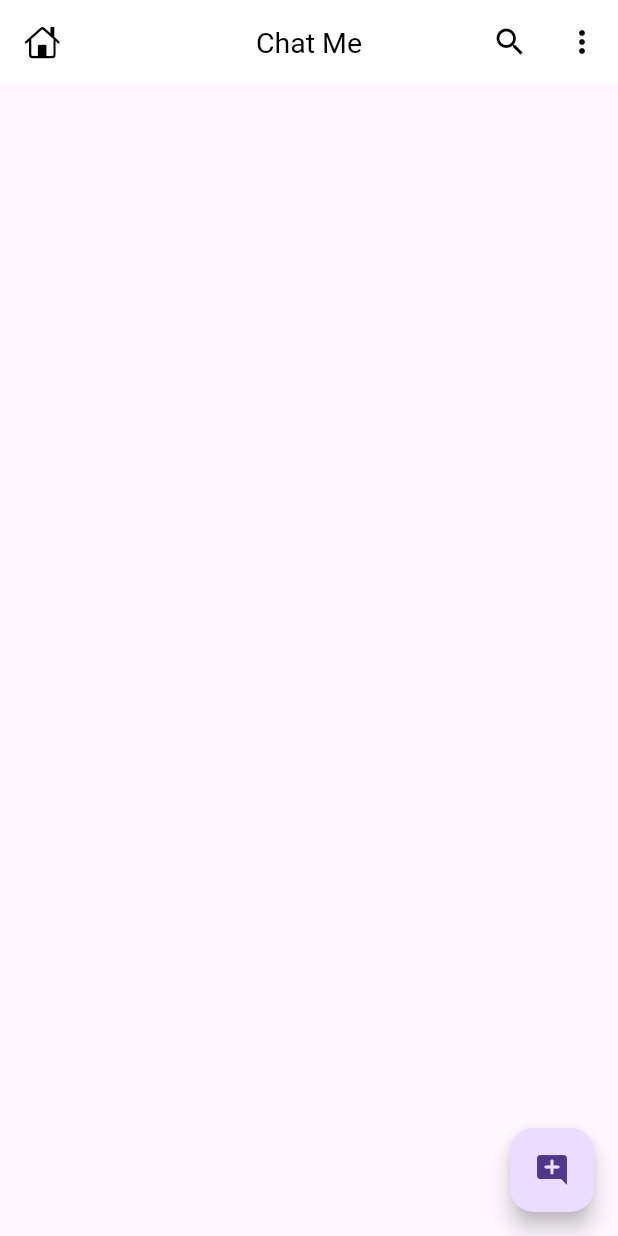
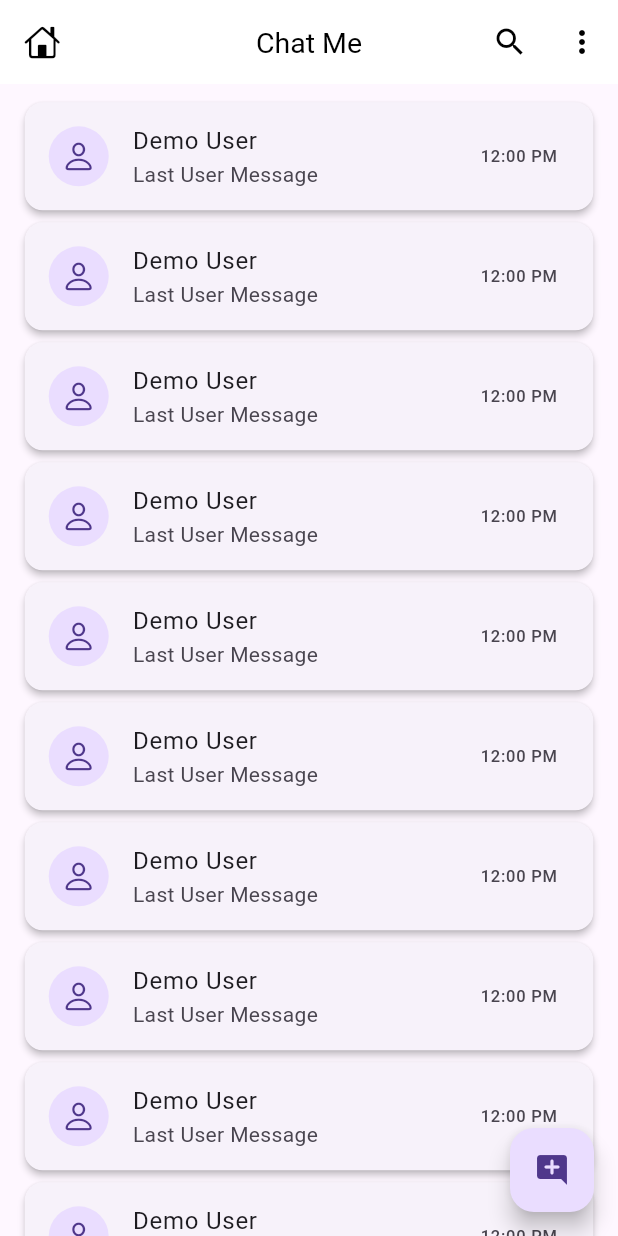
Before and after one commit to anish03mondal/Chat-Me, a Flutter app: the HomeScreen screen opened directly, after a tap on the "add comment" icon, on a phone screen of 412 x 824 dp. Run offline on Flutter 3.47's test engine with Material 3 defaults, Android fonts, the phone set to English and light mode, and no system bars; our stand-ins replace cloud_firestore, firebase_auth, firebase_core, google_sign_in, lottie; accounts and stored records are empty.

Commit message:
version1.6

```diff
--- /dev/null
+++ b/lib/api/apis.dart
@@ -0,0 +1,9 @@
+import 'package:cloud_firestore/cloud_firestore.dart';
+import 'package:firebase_auth/firebase_auth.dart';
+
+class APIs {
+  static FirebaseAuth auth =
+      FirebaseAuth.instance; // crating instace of FirebaseAuth in auth variable
+  // for accessing cloud firestore database
+  static FirebaseFirestore firestore = FirebaseFirestore.instance;  // creating instance of FirebaseFirestore in firestore variable
+}
--- a/lib/screens/auth/login_screen.dart
+++ b/lib/screens/auth/login_screen.dart
@@ -1,6 +1,7 @@
 import 'dart:developer';
 import 'dart:io';
 
+import 'package:chat_me/api/apis.dart';
 import 'package:chat_me/helper/dialogs.dart';
 import 'package:chat_me/main.dart';
 import 'package:chat_me/screens/home_screen.dart';
@@ -151,7 +152,7 @@ class _LoginScreenState extends State<LoginScreen> {
         // Web-specific sign-in
         GoogleAuthProvider authProvider = GoogleAuthProvider();
 
-        return await FirebaseAuth.instance.signInWithPopup(authProvider);
+        return await APIs.auth.signInWithPopup(authProvider);
       } else {
         await InternetAddress.lookup(
         'google.com',
@@ -172,7 +173,7 @@ class _LoginScreenState extends State<LoginScreen> {
           idToken: googleAuth.idToken,
         );
 
-        return await FirebaseAuth.instance.signInWithCredential(credential);
+        return await APIs.auth.signInWithCredential(credential);
       }
     } catch (e) {
       Dialogs.showSnackBar(
--- a/lib/screens/home_screen.dart
+++ b/lib/screens/home_screen.dart
@@ -1,3 +1,6 @@
+import 'package:chat_me/api/apis.dart';
+import 'package:chat_me/main.dart';
+import 'package:chat_me/widgets/chat_user_card.dart';
 import 'package:firebase_auth/firebase_auth.dart';
 import 'package:flutter/cupertino.dart';
 import 'package:flutter/material.dart';
@@ -13,6 +16,7 @@ class HomeScreen extends StatefulWidget {
 class _HomeScreenState extends State<HomeScreen> {
   @override
   Widget build(BuildContext context) {
+    mq = MediaQuery.of(context).size;
     return Scaffold(
       appBar: AppBar(
         leading: Icon(CupertinoIcons.home),
@@ -25,10 +29,21 @@ class _HomeScreenState extends State<HomeScreen> {
 
       floatingActionButton: FloatingActionButton(
         onPressed: () async {
-          await FirebaseAuth.instance.signOut();  // FirebaseAuth.signOut(): Logs out the user from Firebase.
-          await GoogleSignIn().signOut();   //Logs out the user from their Google account (used in sign-in).
+          await APIs.auth
+              .signOut(); // FirebaseAuth.signOut(): Logs out the user from Firebase.
+          await GoogleSignIn()
+              .signOut(); //Logs out the user from their Google account (used in sign-in).
         },
         child: Icon(Icons.add_comment_rounded),
+      ),
+
+      body: ListView.builder(
+        itemCount: 50,
+        padding: EdgeInsets.only(top: mq.height * .01),
+        physics: BouncingScrollPhysics(),
+        itemBuilder: (context, int) {
+          return ChatUserCard();
+        },
       ),
     );
   }
--- a/lib/screens/splash_screen.dart
+++ b/lib/screens/splash_screen.dart
@@ -1,10 +1,10 @@
+import 'package:chat_me/api/apis.dart';
 import 'package:chat_me/screens/auth/login_screen.dart';
 import 'package:chat_me/screens/home_screen.dart';
 import 'package:firebase_auth/firebase_auth.dart';
 import 'package:firebase_core/firebase_core.dart';
 import 'package:flutter/material.dart';
 import 'package:lottie/lottie.dart';
-
 
 class SplashScreen extends StatefulWidget {
   @override
@@ -16,33 +16,25 @@ class _SplashScreenState extends State<SplashScreen> {
   void initState() {
     super.initState();
 
-    Future.delayed(Duration(seconds: 4), () {
-
-      if(FirebaseAuth.instance.currentUser != null)
-      {
+    Future.delayed(Duration(milliseconds: 4500), () {
+      if (APIs.auth.currentUser != null) {
         Navigator.pushReplacement(
           context,
           MaterialPageRoute(builder: (_) => HomeScreen()),
         );
-      }
-      else
-      {
+      } else {
         Navigator.pushReplacement(
           context,
           MaterialPageRoute(builder: (_) => LoginScreen()),
         );
       }
-
-
     });
   }
 
   @override
   Widget build(BuildContext context) {
     return Scaffold(
-      body: Center(
-        child: Lottie.asset('assets/msganimation.json'),
-      ),
+      body: Center(child: Lottie.asset('assets/msganimation.json')),
     );
   }
 }
--- /dev/null
+++ b/lib/widgets/chat_user_card.dart
@@ -0,0 +1,33 @@
+import 'package:chat_me/main.dart';
+import 'package:flutter/cupertino.dart';
+import 'package:flutter/material.dart';
+
+class ChatUserCard extends StatefulWidget {
+  const ChatUserCard({super.key});
+
+  @override
+  State<ChatUserCard> createState() => _ChatUserCardState();
+}
+
+class _ChatUserCardState extends State<ChatUserCard> {
+  @override
+  Widget build(BuildContext context) {
+    return Card(
+      margin: EdgeInsets.symmetric(horizontal: mq.width * .04, vertical: 4),
+      elevation: 2,
+  child: InkWell(
+    onTap: () {
+
+    },
+    child: ListTile(
+      leading: CircleAvatar(child: Icon(CupertinoIcons.person),),
+      title: Text('Demo User'),
+      subtitle: Text('Last User Message', maxLines: 1,),
+      trailing: Text('12:00 PM'),
+
+    ),
+  ),
+);
+
+  }
+}
--- a/pubspec.yaml
+++ b/pubspec.yaml
@@ -41,6 +41,7 @@ dependencies:
   lottie: ^3.3.1
   google_sign_in: ^5.4.4
   firebase_auth: ^5.6.2
+  cloud_firestore: ^5.6.11
 dev_dependencies:
   flutter_launcher_icons: "^0.14.4"
 
```
Also changed, not shown: pubspec.lock, 1 other file. Lines whose indentation alone changed are shown as unchanged.
